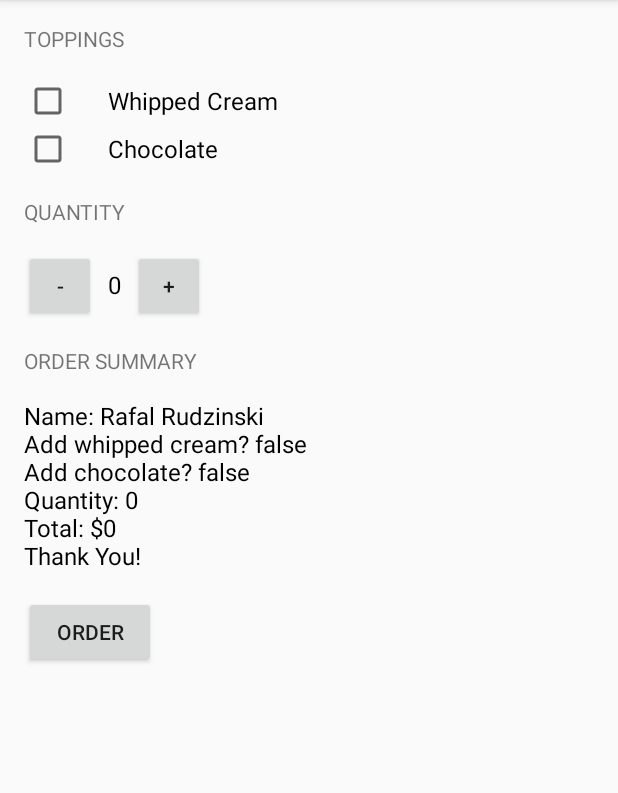
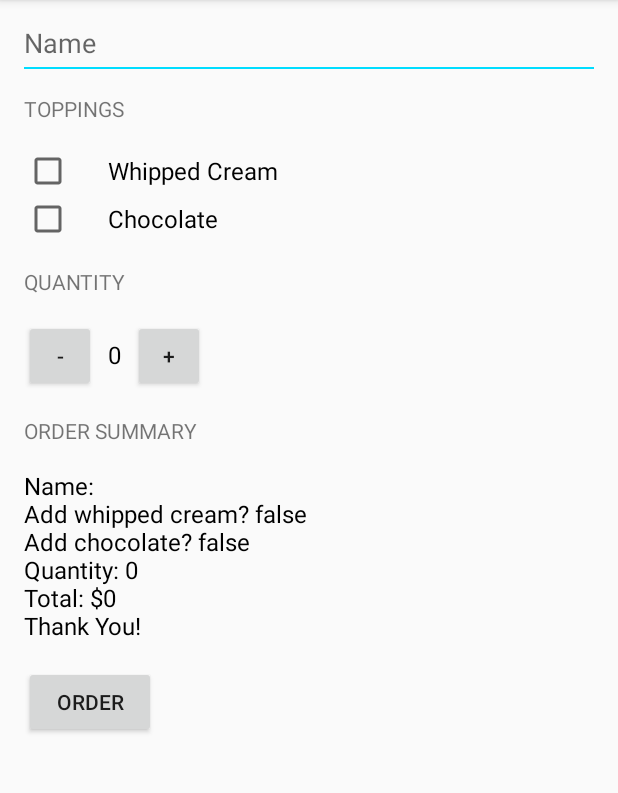
Before and after one commit to rafalrudzinski/JustJava, an Android app: the screen it shows after launch (MainActivity), after a tap on "ORDER", on a phone screen of 412 x 824 dp, the part 84-877 px from its top. Run offline under Robolectric (Android 15) with nearby library versions, the phone set to English and light mode, and no system bars.

Commit message:
Added text box for user name input and change logic to display name in order summary

```diff
--- a/app/src/main/java/com/rrudzinski/justjava/MainActivity.java
+++ b/app/src/main/java/com/rrudzinski/justjava/MainActivity.java
@@ -5,6 +5,7 @@ import android.os.Bundle;
 import android.view.View;
 import android.util.Log;
 import android.widget.CheckBox;
+import android.widget.EditText;
 import android.widget.TextView;
 import java.text.NumberFormat;
 
@@ -24,7 +25,7 @@ public class MainActivity extends AppCompatActivity {
      * @param view
      */
     public void submitOrder(View view) {
-        displayMessage(createOrderSummary(5, isWhippedCreamChecked(), isChocolateChecked()));
+        displayMessage(createOrderSummary(5, hasWhippedCream(), hasChocolate(), getName()));
     }
 
     /**
@@ -80,24 +81,35 @@ public class MainActivity extends AppCompatActivity {
      * Create summary of the order
      *
      * @param price of the order
+     * @param addWhippedCream whether or not user wants whipped cream
+     * @param addChocolate whether or not user wants chocolate
      * @return text summary
      */
-    private String createOrderSummary(int price, boolean whipCreamIsChecked, boolean chocolateIsChecked) {
-        String priceMessage = "Name: Rafal Rudzinski\n" + "Add whipped cream? " + whipCreamIsChecked +
-                "\nAdd chocolate? " + chocolateIsChecked +
-                "\nQuantity: " + quantity + "\nTotal: $" + calculatePrice() + "\nThank You!";
+    private String createOrderSummary(int price, boolean addWhippedCream, boolean addChocolate, String userName) {
+        String priceMessage = "Name: " + userName +
+                "\nAdd whipped cream? " + addWhippedCream +
+                "\nAdd chocolate? " + addChocolate +
+                "\nQuantity: " + quantity +
+                "\nTotal: $" + calculatePrice() +
+                "\nThank You!";
         return priceMessage;
     }
 
-    private boolean isWhippedCreamChecked() {
+    private boolean hasWhippedCream() {
         CheckBox whippedCreamCheckBox = (CheckBox) findViewById(R.id.whipped_cream_checkBox);
 
         return whippedCreamCheckBox.isChecked();
     }
 
-    private boolean isChocolateChecked() {
+    private boolean hasChocolate() {
         CheckBox chocolateCheckBox = (CheckBox) findViewById(R.id.chocolate_checkBox);
 
         return chocolateCheckBox.isChecked();
     }
+
+    private String getName() {
+        EditText nameEditTextView = (EditText) findViewById(R.id.name_editText);
+
+        return nameEditTextView.getText().toString();
+    }
 }
--- /dev/null
+++ b/app/src/main/res/drawable/edittext_bottom_line.xml
@@ -0,0 +1,15 @@
+<?xml version="1.0" encoding="utf-8"?>
+<layer-list xmlns:android="http://schemas.android.com/apk/res/android" >
+
+    <item android:bottom="1dp"
+        android:left="-2dp"
+        android:right="-2dp"
+        android:top="-2dp">
+        <shape android:shape="rectangle" >
+            <stroke
+                android:width="1dp"
+                android:color="@android:color/holo_blue_bright" />
+        </shape>
+    </item>
+
+</layer-list>
--- a/app/src/main/res/layout/activity_main.xml
+++ b/app/src/main/res/layout/activity_main.xml
@@ -12,10 +12,20 @@
         android:paddingTop="16sp"
         tools:context="com.rrudzinski.justjava.MainActivity">
 
+        <EditText
+            android:id="@+id/name_editText"
+            android:layout_width="match_parent"
+            android:layout_height="wrap_content"
+            android:hint="Name"
+            android:paddingBottom="6dp"
+            android:layout_marginRight="16dp"
+            android:background="@drawable/edittext_bottom_line"/>
+
         <TextView
             android:layout_width="wrap_content"
             android:layout_height="wrap_content"
-            android:paddingBottom="16sp"
+            android:layout_marginTop="16dp"
+            android:layout_marginBottom="16dp"
             android:text="Toppings"
             android:textAllCaps="true"/>
 
```
